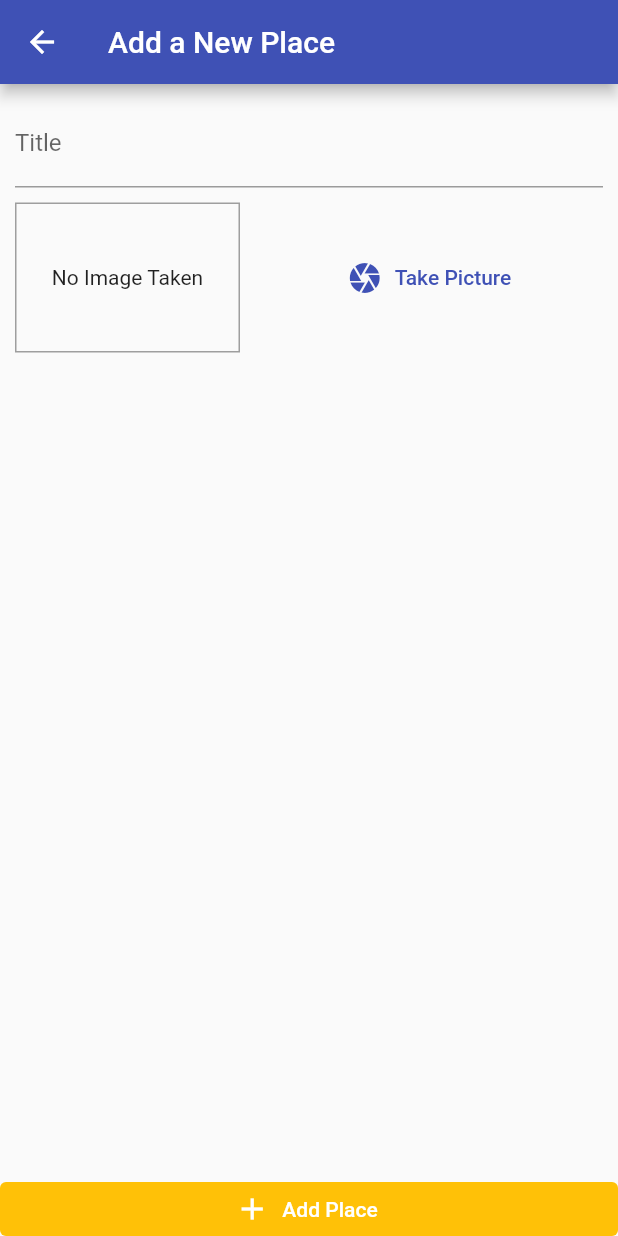
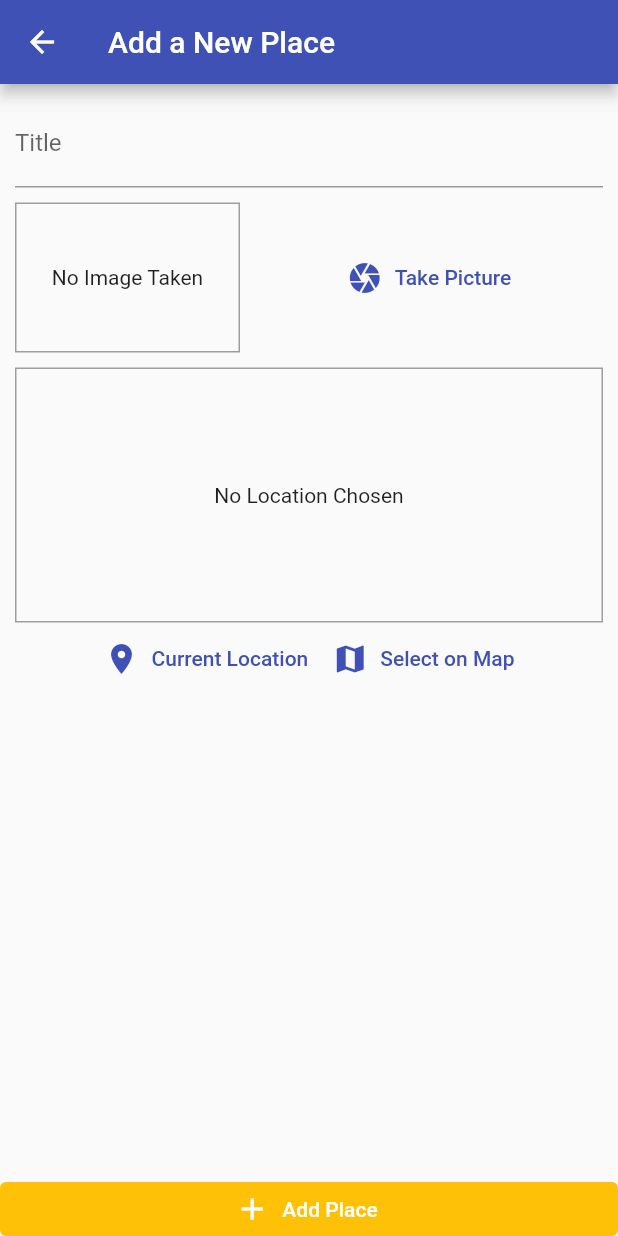
Before and after one commit to sahilali13/flutter, a Flutter app: the screen it shows after launch, after a tap on the "add" icon, on a phone screen of 412 x 824 dp. Run offline on Flutter 3.47's test engine with Material 2 defaults, Android fonts, the phone set to English and light mode, and no system bars; our stand-ins replace image_picker, location, shared_preferences, sqflite; accounts and stored records are empty.

Commit message:
commit #305

```diff
--- /dev/null
+++ b/great_places/lib/helpers/db_helper.dart
@@ -0,0 +1,33 @@
+import 'package:sqflite/sqflite.dart' as sql;
+import 'package:path/path.dart' as path;
+import 'package:sqflite/sqlite_api.dart';
+
+class DBHelper {
+  static Future<Database> database() async {
+    final _dbPath = await sql.getDatabasesPath();
+    return sql.openDatabase(path.join(_dbPath, 'places.db'),
+        onCreate: (_db, version) {
+      return _db.execute(
+          'CREATE TABLE user_places(id TEXT PRIMARY KEY, title TEXT, image TEXT)');
+    }, version: 1);
+  }
+
+  static Future<void> insert({
+    required String table,
+    required Map<String, Object> data,
+  }) async {
+    final _db = await DBHelper.database();
+    _db.insert(
+      table,
+      data,
+      conflictAlgorithm: ConflictAlgorithm.replace,
+    );
+  }
+
+  static Future<List<Map<String, dynamic>>> getData({
+    required String table,
+  }) async {
+    final _db = await DBHelper.database();
+    return _db.query(table);
+  }
+}
--- a/great_places/lib/models/place.dart
+++ b/great_places/lib/models/place.dart
@@ -16,7 +16,7 @@ class Place {
   final String id;
   final String title;
   final PlaceLocation? location;
-  final File image;
+  final File? image;
 
   Place({
     required this.id,
--- a/great_places/lib/providers/great_places.dart
+++ b/great_places/lib/providers/great_places.dart
@@ -2,10 +2,11 @@ import 'dart:io';
 
 import 'package:flutter/foundation.dart';
 
+import '../helpers/db_helper.dart';
 import '../models/place.dart';
 
 class GreatPlaces with ChangeNotifier {
-  final List<Place> _items = [];
+  List<Place> _items = [];
 
   List<Place> get items {
     return [..._items];
@@ -13,7 +14,7 @@ class GreatPlaces with ChangeNotifier {
 
   void addPlace({
     required String pickedTitle,
-    required File pickedImage,
+    required File? pickedImage,
   }) {
     final _newPlace = Place(
       id: DateTime.now().toString(),
@@ -23,5 +24,30 @@ class GreatPlaces with ChangeNotifier {
     );
     _items.add(_newPlace);
     notifyListeners();
+    DBHelper.insert(
+      table: 'user_places',
+      data: {
+        'id': _newPlace.id,
+        'title': _newPlace.title,
+        'image': _newPlace.image!.path,
+      },
+    );
+  }
+
+  Future<void> fetchAndSetPlaces() async {
+    final dataList = await DBHelper.getData(
+      table: 'user_places',
+    );
+    _items = dataList
+        .map(
+          (item) => Place(
+            id: item['id'],
+            title: item['title'],
+            image: File(item['image']),
+            location: null,
+          ),
+        )
+        .toList();
+    notifyListeners();
   }
 }
--- a/great_places/lib/screens/add_place_screen.dart
+++ b/great_places/lib/screens/add_place_screen.dart
@@ -1,6 +1,7 @@
 import 'dart:io';
 
 import 'package:flutter/material.dart';
+import 'package:great_places/widgets/location_input.dart';
 import 'package:provider/provider.dart';
 
 import '../providers/great_places.dart';
@@ -17,14 +18,16 @@ class AddPlaceScreen extends StatefulWidget {
 
 class _AddPlaceScreenState extends State<AddPlaceScreen> {
   final _titleController = TextEditingController();
-  late File _pickedImage;
+  // ignore: avoid_init_to_null
+  File? _pickedImage = null;
 
-  void _selectImage(File _pickedImage1) {
-    _pickedImage = _pickedImage1;
+  void _selectImage({
+    required File pickedImage,
+  }) {
+    _pickedImage = pickedImage;
   }
 
   void _savePlace() {
-    // ignore: unnecessary_null_comparison
     if (_titleController.text.isEmpty || _pickedImage == null) {
       return;
     }
@@ -47,7 +50,7 @@ class _AddPlaceScreenState extends State<AddPlaceScreen> {
           Expanded(
             child: SingleChildScrollView(
               child: Padding(
-                padding: const EdgeInsets.all(10.0),
+                padding: const EdgeInsets.all(10),
                 child: Column(
                   children: <Widget>[
                     TextField(
@@ -57,24 +60,30 @@ class _AddPlaceScreenState extends State<AddPlaceScreen> {
                     const SizedBox(
                       height: 10,
                     ),
-                    ImageInput(_selectImage),
+                    ImageInput(onSelectImage: _selectImage),
+                    const SizedBox(
+                      height: 10,
+                    ),
+                    const LocationInput(),
                   ],
                 ),
               ),
             ),
           ),
           ElevatedButton.icon(
+            onPressed: _savePlace,
             icon: const Icon(Icons.add),
             label: const Text('Add Place'),
-            onPressed: _savePlace,
             style: ButtonStyle(
-              elevation: MaterialStateProperty.all<double?>(0.0),
+              elevation: MaterialStateProperty.all<double?>(
+                0.0,
+              ),
               tapTargetSize: MaterialTapTargetSize.shrinkWrap,
               backgroundColor: MaterialStateProperty.all<Color?>(
                 Theme.of(context).colorScheme.secondary,
               ),
             ),
-          )
+          ),
         ],
       ),
     );
--- a/great_places/lib/screens/places_list_screen.dart
+++ b/great_places/lib/screens/places_list_screen.dart
@@ -1,3 +1,5 @@
+import 'dart:io';
+
 import 'package:flutter/material.dart';
 import 'package:provider/provider.dart';
 
@@ -23,20 +25,29 @@ class PlacesListScreen extends StatelessWidget {
           ),
         ],
       ),
-      body: Consumer<GreatPlaces>(
+      body: FutureBuilder(
+        future: Provider.of<GreatPlaces>(context, listen: false)
+            .fetchAndSetPlaces(),
+        builder: (_ctx, _snapshot) =>
+            _snapshot.connectionState == ConnectionState.waiting
+                ? Center(
+                    child: CircularProgressIndicator.adaptive(
+                      backgroundColor: Theme.of(context).colorScheme.secondary,
+                    ),
+                  )
+                : Consumer<GreatPlaces>(
                     child: const Center(
-          child: Text(
-            'Got no places yet, start adding some!',
+                      child: Text('Got no places yet, start adding some!'),
                     ),
-        ),
-        builder: (_ctx, _greatPlaces, _child) => _greatPlaces.items.isEmpty
+                    builder: (_ctx, _greatPlaces, _child) =>
+                        _greatPlaces.items.isEmpty
                             ? _child as Widget
                             : ListView.builder(
                                 itemCount: _greatPlaces.items.length,
                                 itemBuilder: (_ctx, _index) => ListTile(
                                   leading: CircleAvatar(
                                     backgroundImage: FileImage(
-                      _greatPlaces.items[_index].image,
+                                      _greatPlaces.items[_index].image as File,
                                     ),
                                   ),
                                   title: Text(_greatPlaces.items[_index].title),
@@ -44,6 +55,7 @@ class PlacesListScreen extends StatelessWidget {
                                 ),
                               ),
                   ),
+      ),
     );
   }
 }
--- /dev/null
+++ b/great_places/lib/widgets/location_input.dart
@@ -0,0 +1,78 @@
+import 'package:flutter/material.dart';
+import 'package:location/location.dart';
+
+class LocationInput extends StatefulWidget {
+  const LocationInput({Key? key}) : super(key: key);
+
+  @override
+  _LocationInputState createState() => _LocationInputState();
+}
+
+class _LocationInputState extends State<LocationInput> {
+  // ignore: avoid_init_to_null
+  final String? _previewImageUrl = null;
+
+  Future<void> _getCurrentUserLocation() async {
+    final _locData = await Location().getLocation();
+    print(_locData.latitude);
+    print(_locData.longitude);
+  }
+
+  @override
+  Widget build(BuildContext context) {
+    return Column(
+      children: <Widget>[
+        Container(
+          height: 170,
+          width: double.infinity,
+          alignment: Alignment.center,
+          decoration: BoxDecoration(
+            border: Border.all(
+              width: 1,
+              color: Colors.grey,
+            ),
+          ),
+          child: _previewImageUrl == null
+              ? const Text(
+                  'No Location Chosen',
+                  textAlign: TextAlign.center,
+                )
+              : Image.network(
+                  _previewImageUrl as String,
+                  fit: BoxFit.cover,
+                  width: double.infinity,
+                ),
+        ),
+        Row(
+          mainAxisAlignment: MainAxisAlignment.center,
+          children: <Widget>[
+            TextButton.icon(
+              onPressed: _getCurrentUserLocation,
+              icon: const Icon(Icons.location_on),
+              label: const Text(
+                'Current Location',
+              ),
+              style: ButtonStyle(
+                foregroundColor: MaterialStateProperty.all<Color?>(
+                  Theme.of(context).primaryColor,
+                ),
+              ),
+            ),
+            TextButton.icon(
+              onPressed: () {},
+              icon: const Icon(Icons.map),
+              label: const Text(
+                'Select on Map',
+              ),
+              style: ButtonStyle(
+                foregroundColor: MaterialStateProperty.all<Color?>(
+                  Theme.of(context).primaryColor,
+                ),
+              ),
+            ),
+          ],
+        ),
+      ],
+    );
+  }
+}
```
Also changed, not shown: great_places/lib/widgets/image_input.dart (+13 -13 lines), great_places/pubspec.yaml (+8 -0 lines), great_places/lib/assets/icon/place.png (added), great_places/pubspec.lock, 23 other files. Lines whose indentation alone changed are shown as unchanged.
